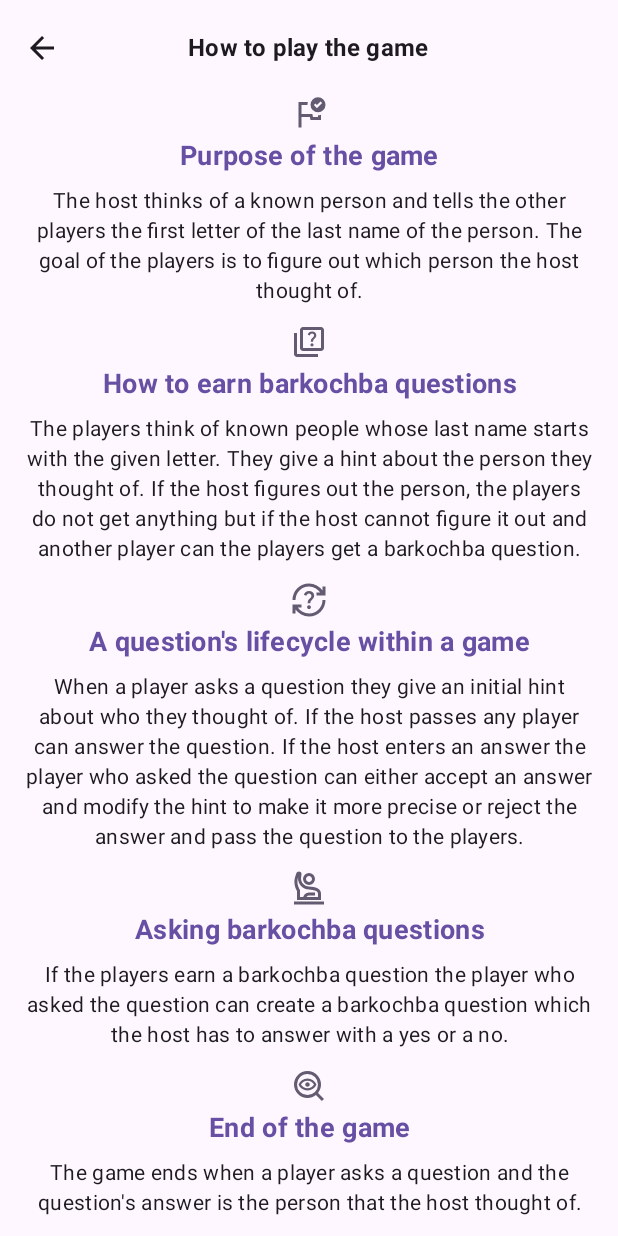
After one commit to pAlkesz/mr-x, an Android app built with Jetpack Compose: the composable TutorialScreen shown on its own in the app's theme, on a phone screen of 412 x 824 dp. The commit adds this screen. Run offline under Robolectric (Android 15) with nearby library versions, the phone set to English and light mode, and no system bars; our stand-ins replace Compose Multiplatform resources; 1 statement that could not run was skipped.

Commit message:
Cleaning up the tutorial page and modifying the join game page

```diff
--- /dev/null
+++ b/composeApp/src/commonMain/composeResources/drawable/ic_flag_check.xml
@@ -0,0 +1,9 @@
+<vector xmlns:android="http://schemas.android.com/apk/res/android"
+    android:width="24dp"
+    android:height="24dp"
+    android:viewportWidth="960"
+    android:viewportHeight="960">
+    <path
+        android:fillColor="#1C6585"
+        android:pathData="M500,400ZM200,840v-680h250q-5,20 -8,40t-2,40L280,240v240h290l16,80h134v-46q20,0 40,-3t40,-9v138L520,640l-16,-80L280,560v280h-80ZM691,324 L830,186 788,144 691,239 652,200 610,243 691,324ZM720,34q83,0 141.5,58.5T920,234q0,83 -58.5,141.5T720,434q-83,0 -141.5,-58.5T520,234q0,-83 58.5,-141.5T720,34Z" />
+</vector>
--- /dev/null
+++ b/composeApp/src/commonMain/composeResources/drawable/ic_mystery.xml
@@ -0,0 +1,9 @@
+<vector xmlns:android="http://schemas.android.com/apk/res/android"
+    android:width="24dp"
+    android:height="24dp"
+    android:viewportWidth="960"
+    android:viewportHeight="960">
+    <path
+        android:fillColor="#1C6585"
+        android:pathData="M440,720q116,0 198,-81.5T720,440q0,-116 -82,-198t-198,-82q-117,0 -198.5,82T160,440q0,117 81.5,198.5T440,720ZM440,440ZM440,600q-83,0 -147.5,-44.5T200,440q28,-70 92.5,-115T440,280q82,0 146.5,45T680,440q-29,71 -93.5,115.5T440,600ZM440,540q55,0 101,-26.5t72,-73.5q-26,-46 -72,-73t-101,-27q-56,0 -102,27t-72,73q26,47 72,73.5T440,540ZM440,500q25,0 42.5,-17t17.5,-43q0,-25 -17.5,-42.5T440,380q-26,0 -43,17.5T380,440q0,26 17,43t43,17ZM440,800q-75,0 -140.5,-28.5t-114,-77q-48.5,-48.5 -77,-114T80,440q0,-74 28.5,-139.5t77,-114.5q48.5,-49 114,-77.5T440,80q74,0 139.5,28.5T694,186q49,49 77.5,114.5T800,440q0,64 -21,121t-58,104l159,159 -57,56 -159,-158q-47,37 -104,57.5T440,800Z" />
+</vector>
--- /dev/null
+++ b/composeApp/src/commonMain/composeResources/drawable/ic_question_lifecycle.xml
@@ -0,0 +1,9 @@
+<vector xmlns:android="http://schemas.android.com/apk/res/android"
+    android:width="24dp"
+    android:height="24dp"
+    android:viewportWidth="960"
+    android:viewportHeight="960">
+    <path
+        android:fillColor="#1C6585"
+        android:pathData="M480,920q-112,0 -206,-51T120,733v107L40,840v-240h240v80h-99q48,72 126.5,116T480,840q75,0 140.5,-28.5t114,-77q48.5,-48.5 77,-114T840,480h80q0,91 -34.5,171T791,791q-60,60 -140,94.5T480,920ZM40,480q0,-91 34.5,-171T169,169q60,-60 140,-94.5T480,40q112,0 206,51t154,136v-107h80v240L680,360v-80h99q-48,-72 -126.5,-116T480,120q-75,0 -140.5,28.5t-114,77q-48.5,48.5 -77,114T120,480L40,480ZM480,720q21,0 35.5,-14.5T530,670q0,-21 -14.5,-36T480,619q-21,0 -35.5,14.5T430,669q0,21 14.5,36t35.5,15ZM444,568h73q0,-36 8.5,-54t34.5,-44q35,-35 46.5,-56.5T618,362q0,-56 -40,-89t-98,-33q-50,0 -86,26t-52,74l66,28q7,-26 26.5,-43t45.5,-17q27,0 45.5,15.5T544,365q0,17 -8,34t-34,40q-33,29 -45.5,56.5T444,568Z" />
+</vector>
--- /dev/null
+++ b/composeApp/src/commonMain/composeResources/drawable/ic_quiz.xml
@@ -0,0 +1,9 @@
+<vector xmlns:android="http://schemas.android.com/apk/res/android"
+    android:width="24dp"
+    android:height="24dp"
+    android:viewportWidth="960"
+    android:viewportHeight="960">
+    <path
+        android:fillColor="#1C6585"
+        android:pathData="M560,600q17,0 29.5,-12.5T602,558q0,-17 -12.5,-29.5T560,516q-17,0 -29.5,12.5T518,558q0,17 12.5,29.5T560,600ZM530,472h60q0,-29 6,-42.5t28,-35.5q30,-30 40,-48.5t10,-43.5q0,-45 -31.5,-73.5T560,200q-41,0 -71.5,23T446,284l54,22q9,-25 24.5,-37.5T560,256q24,0 39,13.5t15,36.5q0,14 -8,26.5T578,364q-33,29 -40.5,45.5T530,472ZM320,720q-33,0 -56.5,-23.5T240,640v-480q0,-33 23.5,-56.5T320,80h480q33,0 56.5,23.5T880,160v480q0,33 -23.5,56.5T800,720L320,720ZM320,640h480v-480L320,160v480ZM160,880q-33,0 -56.5,-23.5T80,800v-560h80v560h560v80L160,880ZM320,160v480,-480Z" />
+</vector>
--- /dev/null
+++ b/composeApp/src/commonMain/composeResources/drawable/ic_raised_hand.xml
@@ -0,0 +1,9 @@
+<vector xmlns:android="http://schemas.android.com/apk/res/android"
+    android:width="24dp"
+    android:height="24dp"
+    android:viewportWidth="960"
+    android:viewportHeight="960">
+    <path
+        android:fillColor="#1C6585"
+        android:pathData="M80,920v-80h800v80L80,920ZM160,800v-240q-33,-54 -51,-114.5T91,322q0,-61 15.5,-120T143,86q8,-21 26,-33.5t40,-12.5q31,0 53,21t18,50l-11,91q-6,48 8.5,91t43.5,75.5q29,32.5 70,52t89,19.5q60,0 120.5,12.5T706,488q45,23 69.5,58.5T800,634v166L160,800ZM240,720h480v-86q0,-24 -12,-42.5T674,562q-41,-20 -95,-31t-99,-11q-66,0 -122.5,-27t-96,-72.5Q222,375 202,315.5T190,192q-10,30 -14.5,64t-4.5,66q0,58 20.5,111.5T240,538v182ZM480,400q-66,0 -113,-47t-47,-113q0,-66 47,-113t113,-47q66,0 113,47t47,113q0,66 -47,113t-113,47ZM480,320q33,0 56.5,-23.5T560,240q0,-33 -23.5,-56.5T480,160q-33,0 -56.5,23.5T400,240q0,33 23.5,56.5T480,320ZM320,800v-37q0,-67 46.5,-115T480,600h160v80L480,680q-34,0 -57,24.5T400,763v37h-80ZM480,720ZM480,240Z" />
+</vector>
--- a/composeApp/src/commonMain/composeResources/values/strings.xml
+++ b/composeApp/src/commonMain/composeResources/values/strings.xml
@@ -92,17 +92,16 @@
     <string name="rules_title">How to play</string>
     <string name="tutorial_description">Find out what it takes to play the game successfully.</string>
     <string name="tutorial_button_label">Tutorial</string>
-    <string name="rules_opening">This game can be played by any number of participants. One player is Mr. X, and the others try to guess who he/she is.</string>
-    <string name="rules_1">1. Starting the Game</string>
-    <string name="rules_1_descr">Mr. X initiates the game by entering the name of a well-known person (e.g., Bruce Willis), thus becoming Mr. W. Mr. X then shares the game code with others, who can join using the code.</string>
-    <string name="rules_2">2. Asking Questions</string>
-    <string name="rules_2_descr">Players can ask questions at any time, and Mr. X can respond in any order. Questions should include the desired answer.</string>
-    <string name="rules_3">3. Answering</string>
-    <string name="rules_3_descr">Mr. X responds with the name of another person whose last name starts with the same letter.\nIf the guess matches, the question ends. If not, the original asker can refine their question.\nIf the question is inaccurate, it can be declined. Other players can then answer; if correct, the asker earns a 'barkochba' question.</string>
-    <string name="rules_4">4. Barkochba Questions</string>
-    <string name="rules_4_descr">Players who earn 'barkochba' questions can ask them at any time.\nMr. X must answer these with a yes or no.</string>
-    <string name="rules_5">5. Ending the Game</string>
-    <string name="rules_5_descr">The game ends when a player correctly guesses Mr. X's full name and enters it as the expected answer to a question.</string>
+    <string name="tutorial_first_point_title">Purpose of the game</string>
+    <string name="tutorial_first_point_description">The host thinks of a known person and tells the other players the first letter of the last name of the person. The goal of the players is to figure out which person the host thought of.</string>
+    <string name="tutorial_second_point_title">How to earn barkochba questions</string>
+    <string name="tutorial_second_point_description">The players think of known people whose last name starts with the given letter. They give a hint about the person they thought of. If the host figures out the person, the players do not get anything but if the host cannot figure it out and another player can the players get a barkochba question.</string>
+    <string name="tutorial_third_point_title">A question's lifecycle within a game</string>
+    <string name="tutorial_third_point_description">When a player asks a question they give an initial hint about who they thought of. If the host passes any player can answer the question. If the host enters an answer the player who asked the question can either accept an answer and modify the hint to make it more precise or reject the answer and pass the question to the players.</string>
+    <string name="tutorial_fourth_point_title">Asking barkochba questions</string>
+    <string name="tutorial_fourth_point_description">If the players earn a barkochba question the player who asked the question can create a barkochba question which the host has to answer with a yes or a no.</string>
+    <string name="tutorial_fifth_point_title">End of the game</string>
+    <string name="tutorial_fifth_point_description">The game ends when a player asks a question and the question's answer is the person that the host thought of.</string>
     <string name="question_filter_text_won">Won</string>
     <string name="question_filter_text_player_turn">Your turn</string>
     <string name="question_filter_text_waiting">Waiting for others</string>
--- a/composeApp/src/commonMain/kotlin/com/palkesz/mr/x/feature/home/HomeScreen.kt
+++ b/composeApp/src/commonMain/kotlin/com/palkesz/mr/x/feature/home/HomeScreen.kt
@@ -78,7 +78,7 @@ fun HomeScreen() {
             ) {
                 HomeSecondaryButton(
                     text = stringResource(Res.string.tutorial_button_label),
-                    onClick = { navController?.navigate(HomeGraphRoute.Rules.route) },
+                    onClick = { navController?.navigate(HomeGraphRoute.Tutorial.route) },
                 )
             }
         }
--- /dev/null
+++ b/composeApp/src/commonMain/kotlin/com/palkesz/mr/x/feature/home/tutorial/TutorialScreen.kt
@@ -0,0 +1,107 @@
+package com.palkesz.mr.x.feature.home.tutorial
+
+import androidx.compose.foundation.layout.Column
+import androidx.compose.foundation.layout.fillMaxSize
+import androidx.compose.foundation.layout.fillMaxWidth
+import androidx.compose.foundation.layout.padding
+import androidx.compose.foundation.rememberScrollState
+import androidx.compose.foundation.verticalScroll
+import androidx.compose.material3.Icon
+import androidx.compose.material3.MaterialTheme
+import androidx.compose.material3.Text
+import androidx.compose.runtime.Composable
+import androidx.compose.ui.Alignment
+import androidx.compose.ui.Modifier
+import androidx.compose.ui.graphics.vector.ImageVector
+import androidx.compose.ui.text.font.FontWeight
+import androidx.compose.ui.text.style.TextAlign
+import androidx.compose.ui.unit.dp
+import androidx.compose.ui.unit.sp
+import com.palkesz.mr.x.core.ui.components.text.CenteredTitleBar
+import mrx.composeapp.generated.resources.Res
+import mrx.composeapp.generated.resources.ic_flag_check
+import mrx.composeapp.generated.resources.ic_mystery
+import mrx.composeapp.generated.resources.ic_question_lifecycle
+import mrx.composeapp.generated.resources.ic_quiz
+import mrx.composeapp.generated.resources.ic_raised_hand
+import mrx.composeapp.generated.resources.tutorial_fifth_point_description
+import mrx.composeapp.generated.resources.tutorial_fifth_point_title
+import mrx.composeapp.generated.resources.tutorial_first_point_description
+import mrx.composeapp.generated.resources.tutorial_first_point_title
+import mrx.composeapp.generated.resources.tutorial_fourth_point_description
+import mrx.composeapp.generated.resources.tutorial_fourth_point_title
+import mrx.composeapp.generated.resources.tutorial_second_point_description
+import mrx.composeapp.generated.resources.tutorial_second_point_title
+import mrx.composeapp.generated.resources.tutorial_third_point_description
+import mrx.composeapp.generated.resources.tutorial_third_point_title
+import mrx.composeapp.generated.resources.tutorial_title
+import org.jetbrains.compose.resources.stringResource
+import org.jetbrains.compose.resources.vectorResource
+
+@Composable
+fun TutorialScreen() {
+    Column(
+        modifier = Modifier.fillMaxSize(),
+        horizontalAlignment = Alignment.CenterHorizontally,
+    ) {
+        CenteredTitleBar(title = stringResource(Res.string.tutorial_title))
+        Column(
+            modifier = Modifier
+                .fillMaxWidth()
+                .padding(horizontal = 16.dp)
+                .verticalScroll(rememberScrollState()),
+            horizontalAlignment = Alignment.CenterHorizontally
+        ) {
+            TutorialItem(
+                title = stringResource(Res.string.tutorial_first_point_title),
+                description = stringResource(Res.string.tutorial_first_point_description),
+                imageVector = vectorResource(Res.drawable.ic_flag_check),
+            )
+            TutorialItem(
+                title = stringResource(Res.string.tutorial_second_point_title),
+                description = stringResource(Res.string.tutorial_second_point_description),
+                imageVector = vectorResource(Res.drawable.ic_quiz),
+            )
+            TutorialItem(
+                title = stringResource(Res.string.tutorial_third_point_title),
+                description = stringResource(Res.string.tutorial_third_point_description),
+                imageVector = vectorResource(Res.drawable.ic_question_lifecycle),
+            )
+            TutorialItem(
+                title = stringResource(Res.string.tutorial_fourth_point_title),
+                description = stringResource(Res.string.tutorial_fourth_point_description),
+                imageVector = vectorResource(Res.drawable.ic_raised_hand),
+            )
+            TutorialItem(
+                title = stringResource(Res.string.tutorial_fifth_point_title),
+                description = stringResource(Res.string.tutorial_fifth_point_description),
+                imageVector = vectorResource(Res.drawable.ic_mystery),
+            )
+        }
+    }
+}
+
+@Composable
+private fun TutorialItem(title: String, description: String, imageVector: ImageVector) {
+    Icon(
+        imageVector = imageVector,
+        tint = MaterialTheme.colorScheme.secondary,
+        contentDescription = null,
+    )
+    Text(
+        modifier = Modifier.padding(top = 4.dp, bottom = 8.dp),
+        text = title,
+        textAlign = TextAlign.Center,
+        style = MaterialTheme.typography.titleMedium.copy(
+            fontSize = 18.sp,
+            fontWeight = FontWeight.Bold,
+            color = MaterialTheme.colorScheme.primary,
+        )
+    )
+    Text(
+        text = description,
+        modifier = Modifier.padding(bottom = 12.dp),
+        style = MaterialTheme.typography.bodyMedium,
+        textAlign = TextAlign.Center
+    )
+}
```
Also changed, not shown: composeApp/src/commonMain/kotlin/com/palkesz/mr/x/feature/app/MrXApp.kt (+3 -8 lines), composeApp/src/commonMain/kotlin/com/palkesz/mr/x/feature/home/HomeGraphNavigation.kt (+4 -4 lines), composeApp/src/commonMain/kotlin/com/palkesz/mr/x/feature/home/join/JoinGameScreen.kt (+3 -23 lines), composeApp/src/commonMain/kotlin/com/palkesz/mr/x/feature/home/rules/RulesScreen.kt (deleted, +0 -95 lines).
